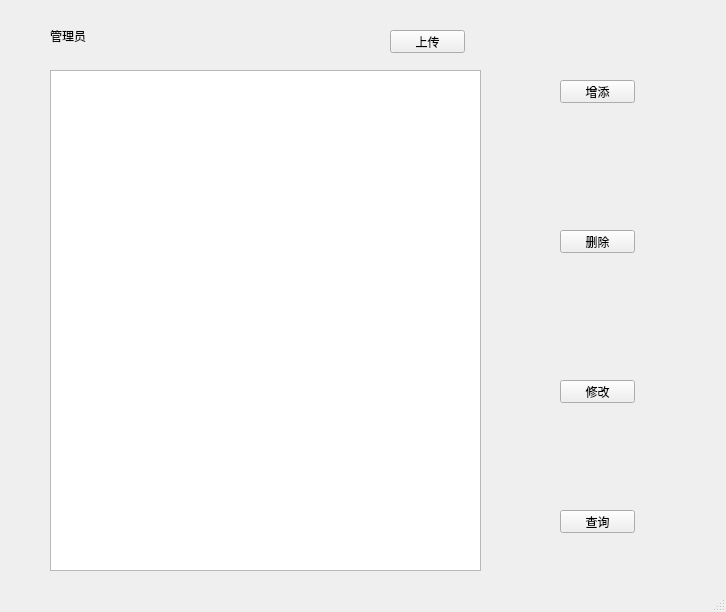
First picture: the form in Admin.ui, repository Arsene-W/SQLCD, before the edit.
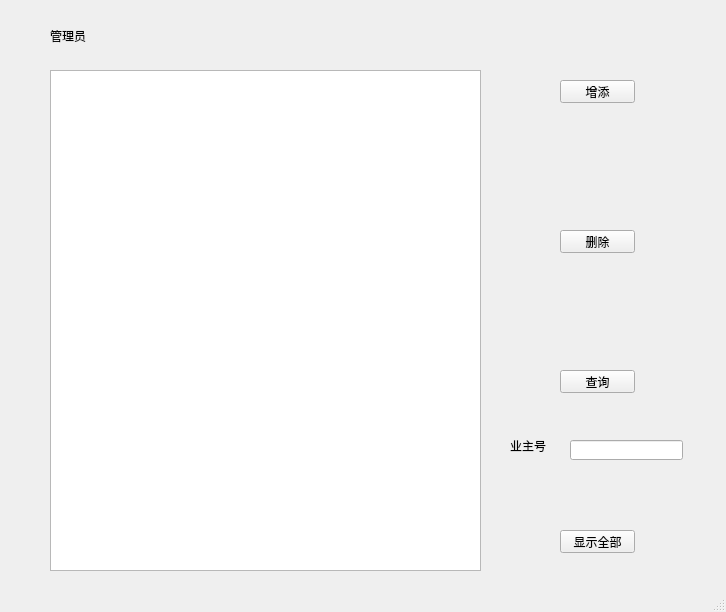
Second picture: the form after the edit.

```diff
--- a/Admin.ui
+++ b/Admin.ui
@@ -66,20 +66,7 @@
     <property name="geometry">
      <rect>
       <x>560</x>
-      <y>380</y>
-      <width>75</width>
-      <height>23</height>
-     </rect>
-    </property>
-    <property name="text">
-     <string>修改</string>
-    </property>
-   </widget>
-   <widget class="QPushButton" name="pushButton_4">
-    <property name="geometry">
-     <rect>
-      <x>560</x>
-      <y>510</y>
+      <y>370</y>
       <width>75</width>
       <height>23</height>
      </rect>
@@ -98,17 +85,40 @@
      </rect>
     </property>
    </widget>
-   <widget class="QPushButton" name="pushButton_5">
+   <widget class="QLabel" name="label_2">
     <property name="geometry">
      <rect>
-      <x>390</x>
-      <y>30</y>
+      <x>510</x>
+      <y>440</y>
+      <width>54</width>
+      <height>12</height>
+     </rect>
+    </property>
+    <property name="text">
+     <string>业主号</string>
+    </property>
+   </widget>
+   <widget class="QLineEdit" name="lineEdit">
+    <property name="geometry">
+     <rect>
+      <x>570</x>
+      <y>440</y>
+      <width>113</width>
+      <height>20</height>
+     </rect>
+    </property>
+   </widget>
+   <widget class="QPushButton" name="pushButton_4">
+    <property name="geometry">
+     <rect>
+      <x>560</x>
+      <y>530</y>
       <width>75</width>
       <height>23</height>
      </rect>
     </property>
     <property name="text">
-     <string>上传</string>
+     <string>显示全部</string>
     </property>
    </widget>
   </widget>
```
